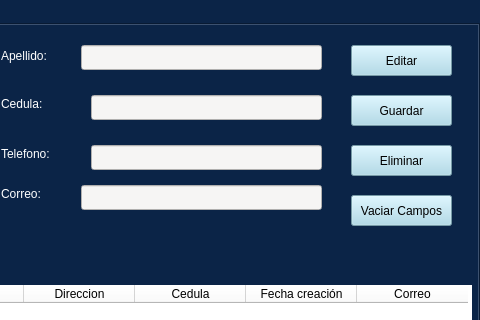
Qt form Proyecto/Interfaces/Cliente.ui (EdCenten0/MAPA-Python) before a commit; both pictures show x 320 to 800 and y 0 to 320 of the 800 by 600 pixel window.
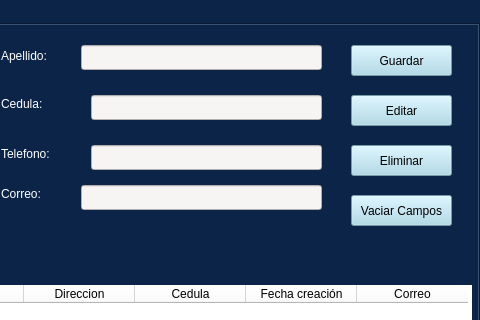
The same form after that commit.

Commit message: Cambios en el diseño de la ventana Cliente y Bodega

Patch:
```diff
--- a/Proyecto/Interfaces/Cliente.ui
+++ b/Proyecto/Interfaces/Cliente.ui
@@ -186,7 +186,7 @@
       <property name="geometry">
        <rect>
         <x>670</x>
-        <y>70</y>
+        <y>20</y>
         <width>101</width>
         <height>31</height>
        </rect>
@@ -202,7 +202,7 @@
       <property name="geometry">
        <rect>
         <x>670</x>
-        <y>20</y>
+        <y>70</y>
         <width>101</width>
         <height>31</height>
        </rect>
```
The commit also changes 5 other files.
